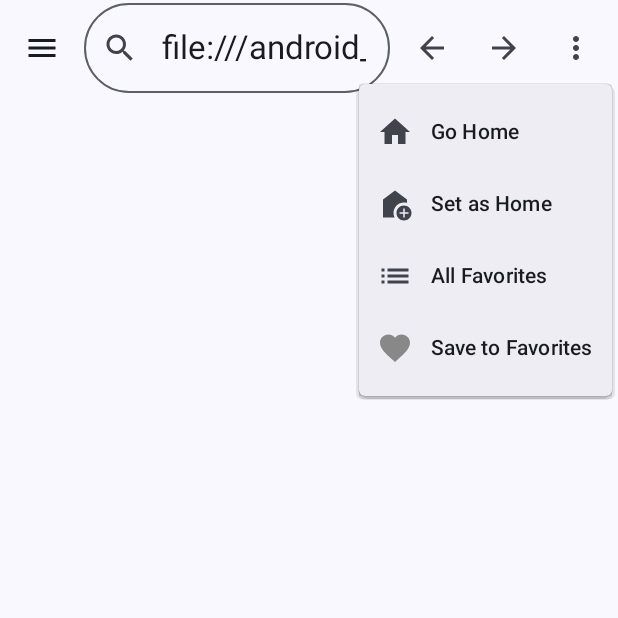
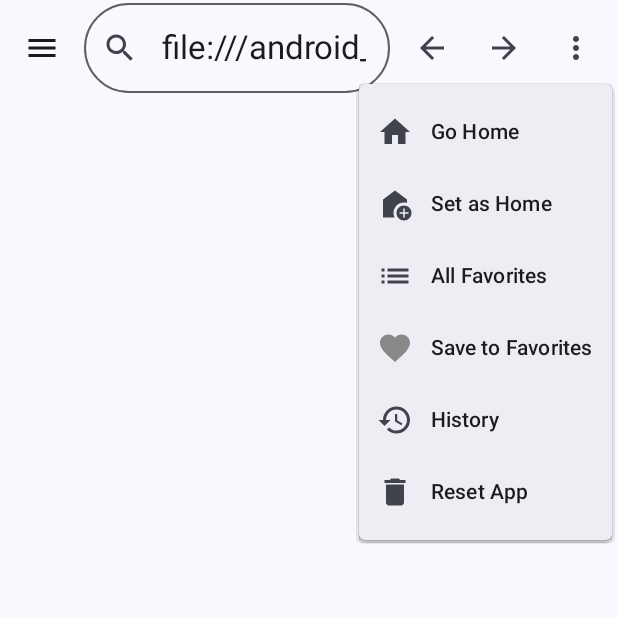
Before and after one commit to IsmailHosenIsmailJames/RustDocumentation, an Android app built with Jetpack Compose: the screen it shows after launch (MainActivity), after a tap on "More options", on a phone screen of 412 x 824 dp, the top half of it. Run offline under Robolectric (Android 15) with nearby library versions, the phone set to English and light mode, and no system bars; our stand-ins replace navigation suite.

Commit message:
feat: Implement History and Reset App functionality
This commit introduces history tracking and an app reset feature:

- **History Tracking:**
    - Added `HISTORY_OF_VISITED_PATH` to `PreferencesKeys` for storing visited paths.
    - Updated `HomeScreenViewModel` to load and save history from DataStore.
    - `historyOfVisitedPath` in `HomeScreenState` is now populated with the stored history.
    - When a new document is visited via `ChangeCurrentDoc`, it's added to the history and persisted to DataStore.
    - Added a "History" option to the `HomeTopBar` dropdown menu with a corresponding icon. (Note: The actual display/navigation of history items is not yet implemented in this commit).
- **Reset App Functionality:**
    - Added `ResetApp` action to `HomeScreenAction`.
    - Implemented `ResetApp` in `HomeScreenViewModel` to clear all favorites, reset the home path to default, and clear the history from DataStore.
    - Added a "Reset App" option to the `HomeTopBar` dropdown menu with a `Delete` icon.
- **UI and UX Enhancements:**
    - Added a `Toast` notification to `HomeScreen` to confirm when an item is added to or removed from favorites.
    - The "Save to Favorites" / "Remove from Favorites" menu item click now also dismisses the dropdown menu.
- **Project Configuration:**
    - Removed XML declaration from `.idea/misc.xml`.

```diff
--- a/app/src/main/java/com/example/rust_doc/data/local/PreferencesKeys.kt
+++ b/app/src/main/java/com/example/rust_doc/data/local/PreferencesKeys.kt
@@ -6,4 +6,5 @@ import androidx.datastore.preferences.core.stringSetPreferencesKey
 object PreferencesKeys {
     val FAVORITE_PATHS = stringSetPreferencesKey("favorite_paths")
     val HOME_PATH = stringPreferencesKey("home_path")
+    val HISTORY_OF_VISITED_PATH = stringSetPreferencesKey("history_of_visited_path")
 }
--- a/app/src/main/java/com/example/rust_doc/presentation/home/HomeScreen.kt
+++ b/app/src/main/java/com/example/rust_doc/presentation/home/HomeScreen.kt
@@ -5,6 +5,7 @@ import android.net.Uri
 import android.webkit.WebResourceRequest
 import android.webkit.WebView
 import android.webkit.WebViewClient
+import android.widget.Toast
 import androidx.compose.animation.AnimatedVisibility
 import androidx.compose.foundation.clickable
 import androidx.compose.foundation.interaction.MutableInteractionSource
@@ -21,10 +22,13 @@ import androidx.compose.material.icons.automirrored.filled.ArrowBack
 import androidx.compose.material.icons.automirrored.filled.ArrowForward
 import androidx.compose.material.icons.automirrored.filled.List
 import androidx.compose.material.icons.filled.AddHome
+import androidx.compose.material.icons.filled.Delete
 import androidx.compose.material.icons.filled.Favorite
 import androidx.compose.material.icons.filled.FavoriteBorder
+import androidx.compose.material.icons.filled.History
 import androidx.compose.material.icons.filled.Home
 import androidx.compose.material.icons.filled.List
+import androidx.compose.material.icons.filled.LockReset
 import androidx.compose.material.icons.filled.Menu
 import androidx.compose.material.icons.filled.MoreVert
 import androidx.compose.material.icons.filled.Search
@@ -56,6 +60,7 @@ import androidx.compose.ui.draw.clip
 import androidx.compose.ui.focus.onFocusChanged
 import androidx.compose.ui.graphics.Color
 import androidx.compose.ui.input.nestedscroll.nestedScroll
+import androidx.compose.ui.platform.LocalContext
 import androidx.compose.ui.platform.LocalFocusManager
 import androidx.compose.ui.tooling.preview.Preview
 import androidx.compose.ui.unit.dp
@@ -93,6 +98,7 @@ fun HomeTopBar(
   homeState: HomeScreenState,
 ) {
   val isFavorite = homeState.allFavoritePath.contains(homeState.currentDocPath)
+  val context = LocalContext.current;
   TopAppBar(title = {
     OutlinedTextField(
       modifier = Modifier
@@ -193,6 +199,30 @@ fun HomeTopBar(
             homeState.currentDocPath
           )
         )
+        Toast.makeText( context, if (isFavorite) "Removed from Favorites" else "Successfully Added to Favorites", Toast.LENGTH_SHORT).show();
+        homeViewModel.onAction(HomeScreenAction.ShowMenu(false))
+      })
+
+      DropdownMenuItem(leadingIcon = {
+        Icon(
+          Icons.Default.History,
+          contentDescription = "History",
+        )
+      }, text = {
+        Text("History")
+      }, onClick = {
+        homeViewModel.onAction(HomeScreenAction.ShowMenu(false))
+      })
+
+      DropdownMenuItem(leadingIcon = {
+        Icon(
+          Icons.Default.Delete,
+          contentDescription = "Reset",
+        )
+      }, text = {
+        Text("Reset App")
+      }, onClick = {
+        homeViewModel.onAction(HomeScreenAction.ResetApp)
         homeViewModel.onAction(HomeScreenAction.ShowMenu(false))
       })
     }
--- a/app/src/main/java/com/example/rust_doc/presentation/home/HomeScreenAction.kt
+++ b/app/src/main/java/com/example/rust_doc/presentation/home/HomeScreenAction.kt
@@ -14,4 +14,5 @@ sealed class HomeScreenAction {
   object GoHome : HomeScreenAction()
   data class SetAsHome(val path: String) : HomeScreenAction()
   data class WebViewInstance(val webView: WebView) : HomeScreenAction()
+  object ResetApp: HomeScreenAction()
 }
--- a/app/src/main/java/com/example/rust_doc/presentation/home/HomeScreenViewModel.kt
+++ b/app/src/main/java/com/example/rust_doc/presentation/home/HomeScreenViewModel.kt
@@ -36,30 +36,35 @@ class HomeScreenViewModel(private val dataStore: DataStore<Preferences>) : ViewM
       val preferences = dataStore.data.first()
       val favoritePaths = preferences[PreferencesKeys.FAVORITE_PATHS] ?: emptySet()
       val homePath = preferences[PreferencesKeys.HOME_PATH] ?: "file:///android_asset/index.html"
+      val history = preferences[PreferencesKeys.HISTORY_OF_VISITED_PATH] ?: emptySet()
       _state.value = _state.value.copy(
         allFavoritePath = favoritePaths.toList(),
         homePath = homePath,
         currentDocPath = homePath, // Start at home path
-        searchQuery = homePath
+        searchQuery = homePath,
+        historyOfVisitedPath = history.toList()
       )
       // Update isThisFavorite based on initial currentDocPath
       _state.value = _state.value.copy(isThisFavorite = favoritePaths.contains(homePath))
 
-      // Observe changes to favorites and home path
+      // Observe changes to favorites, home path and history
       dataStore.data
         .map { prefs ->
-          Pair(
+          Triple(
             prefs[PreferencesKeys.FAVORITE_PATHS] ?: emptySet(),
-            prefs[PreferencesKeys.HOME_PATH] ?: "file:///android_asset/index.html"
+            prefs[PreferencesKeys.HOME_PATH] ?: "file:///android_asset/index.html",
+            prefs[PreferencesKeys.HISTORY_OF_VISITED_PATH] ?: emptySet()
           )
         }
-        .collect { (favorites, home) ->
+        .collect { (favorites, home, history) ->
           _state.value = _state.value.copy(
             allFavoritePath = favorites.toList(),
             homePath = home,
-            isThisFavorite = favorites.contains(_state.value.currentDocPath) // Keep isThisFavorite updated
+            isThisFavorite = favorites.contains(_state.value.currentDocPath), // Keep isThisFavorite updated
+            historyOfVisitedPath = history.toList()
           )
         }
+
     }
   }
 
@@ -71,6 +76,11 @@ class HomeScreenViewModel(private val dataStore: DataStore<Preferences>) : ViewM
             .toMutableList() // Limit history size
           if (history.firstOrNull() != it) { // Avoid duplicate entries at the top
             history.add(0, it)
+          }
+          viewModelScope.launch {
+            dataStore.edit { dataBase ->
+              dataBase[PreferencesKeys.HISTORY_OF_VISITED_PATH] = history.toSet()
+            }
           }
           _state.value = _state.value.copy(
             currentDocPath = it,
@@ -161,6 +171,16 @@ class HomeScreenViewModel(private val dataStore: DataStore<Preferences>) : ViewM
           // Optionally, show a confirmation to the user (e.g., via a Toast or Snackbar)
         }
       }
+
+      is HomeScreenAction.ResetApp -> {
+        viewModelScope.launch {
+          dataStore.edit {
+            it[PreferencesKeys.FAVORITE_PATHS] = emptySet()
+            it[PreferencesKeys.HOME_PATH] = "file:///android_asset/index.html"
+            it[PreferencesKeys.HISTORY_OF_VISITED_PATH] = emptySet()
+          }
+        }
+      }
     }
   }
 }
```
